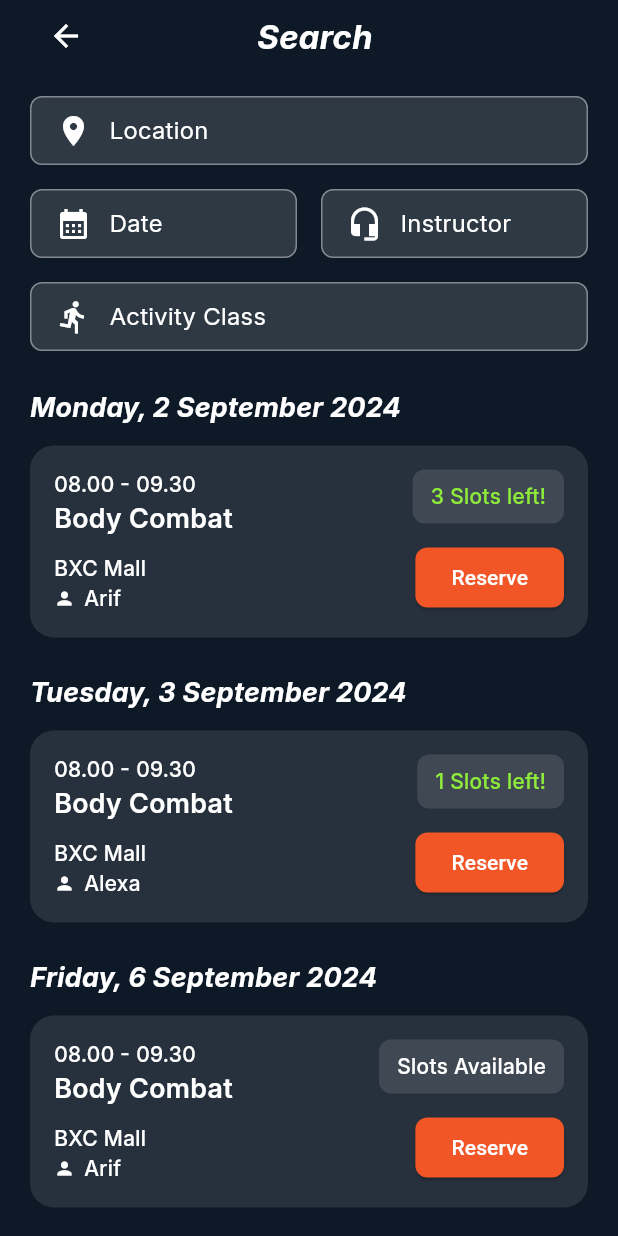
After one commit to alikahfi275/test-garuda, a Flutter app: the SearchScreen screen opened by its route, after a tap on "Location", on a phone screen of 412 x 824 dp. The commit adds this screen. Run offline on Flutter 3.47's test engine with Material 3 defaults, Android fonts, the phone set to English and light mode, and no system bars; our stand-ins replace dio, get; network calls fail.

Commit message:
Slicing ui search screen

```diff
--- a/lib/core/routes/app_pages.dart
+++ b/lib/core/routes/app_pages.dart
@@ -9,6 +9,8 @@ import 'package:test_garuda/modules/authentication/screens/new_password_screen.d
 import 'package:test_garuda/modules/authentication/screens/menu_auth_screen.dart';
 import 'package:test_garuda/modules/authentication/screens/register_screen.dart';
 import 'package:test_garuda/modules/authentication/screens/login_screen.dart';
+import 'package:test_garuda/modules/home/bindings/home_binding.dart';
+import 'package:test_garuda/modules/home/screens/search_screen.dart';
 
 class AppPages {
   static final routes = [
@@ -33,5 +35,10 @@ class AppPages {
       name: Routes.resultPassword,
       page: () => const ResultPasswordScreen(),
     ),
+    GetPage(
+      name: Routes.search,
+      page: () => SearchScreen(),
+      binding: HomeBinding(),
+    ),
   ];
 }
--- a/lib/core/routes/app_routes.dart
+++ b/lib/core/routes/app_routes.dart
@@ -6,4 +6,5 @@ abstract class Routes {
   static const forgetPassword = '/forget-password';
   static const newPassword = '/new-password';
   static const resultPassword = '/result-password';
+  static const search = '/search';
 }
--- a/lib/data/models/reservation_model.dart
+++ b/lib/data/models/reservation_model.dart
@@ -5,6 +5,7 @@ class ReservationModel {
   final String instructor;
   final String slotText;
   final bool isAvailable;
+  final DateTime? dateReservation;
 
   ReservationModel({
     required this.time,
@@ -13,5 +14,6 @@ class ReservationModel {
     required this.instructor,
     required this.slotText,
     required this.isAvailable,
+    this.dateReservation,
   });
 }
--- a/lib/modules/home/bindings/home_binding.dart
+++ b/lib/modules/home/bindings/home_binding.dart
@@ -1,10 +1,15 @@
 import 'package:get/get.dart';
 
 import 'package:test_garuda/modules/home/controllers/home_controller.dart';
+import 'package:test_garuda/modules/home/controllers/search_controller.dart';
 
 class HomeBinding extends Bindings {
   @override
   void dependencies() {
     Get.lazyPut<HomeController>(() => HomeController(), fenix: true);
+    Get.lazyPut<SearchHomeController>(
+      () => SearchHomeController(),
+      fenix: true,
+    );
   }
 }
--- /dev/null
+++ b/lib/modules/home/controllers/search_controller.dart
@@ -0,0 +1,63 @@
+import 'package:get/get.dart';
+import 'package:intl/intl.dart';
+import 'package:test_garuda/data/models/reservation_model.dart';
+
+class SearchHomeController extends GetxController {
+  final reservations = <ReservationModel>[].obs;
+
+  final groupedReservations = <String, List<ReservationModel>>{}.obs;
+
+  @override
+  void onInit() {
+    super.onInit();
+    loadSearchResult();
+  }
+
+  void loadSearchResult() {
+    final data = [
+      ReservationModel(
+        dateReservation: DateTime(2024, 9, 2),
+        time: '08.00 - 09.30',
+        title: 'Body Combat',
+        location: 'BXC Mall',
+        instructor: 'Arif',
+        slotText: '3 Slots left!',
+        isAvailable: true,
+      ),
+      ReservationModel(
+        dateReservation: DateTime(2024, 9, 3),
+        time: '08.00 - 09.30',
+        title: 'Body Combat',
+        location: 'BXC Mall',
+        instructor: 'Alexa',
+        slotText: '1 Slots left!',
+        isAvailable: true,
+      ),
+      ReservationModel(
+        dateReservation: DateTime(2024, 9, 6),
+        time: '08.00 - 09.30',
+        title: 'Body Combat',
+        location: 'BXC Mall',
+        instructor: 'Arif',
+        slotText: 'Slots Available',
+        isAvailable: false,
+      ),
+    ];
+
+    reservations.assignAll(data);
+    _groupByDate();
+  }
+
+  void _groupByDate() {
+    final Map<String, List<ReservationModel>> grouped = {};
+
+    for (final item in reservations) {
+      final key = DateFormat('EEEE, d MMMM yyyy').format(item.dateReservation!);
+
+      grouped.putIfAbsent(key, () => []);
+      grouped[key]!.add(item);
+    }
+
+    groupedReservations.assignAll(grouped);
+  }
+}
--- a/lib/modules/home/screens/home_screen.dart
+++ b/lib/modules/home/screens/home_screen.dart
@@ -1,5 +1,6 @@
 import 'package:get/get.dart';
 import 'package:flutter/material.dart';
+import 'package:test_garuda/core/routes/app_routes.dart';
 
 import 'package:test_garuda/widgets/list_near.dart';
 import 'package:test_garuda/widgets/app_header.dart';
@@ -22,7 +23,7 @@ class HomeScreen extends StatelessWidget {
               type: AppHeaderType.home,
               location: 'Tangerang',
               onLocationTap: () {},
-              onSearchTap: () {},
+              onSearchTap: () => Get.toNamed(Routes.search),
               onNotificationTap: () {},
             ),
             ActivitySection(),
--- /dev/null
+++ b/lib/modules/home/screens/search_screen.dart
@@ -0,0 +1,32 @@
+import 'package:get/get.dart';
+import 'package:flutter/material.dart';
+
+import 'package:test_garuda/modules/home/controllers/search_controller.dart';
+import 'package:test_garuda/widgets/app_header.dart';
+import 'package:test_garuda/widgets/list_search.dart';
+import 'package:test_garuda/widgets/search_form.dart';
+
+class SearchScreen extends StatelessWidget {
+  SearchScreen({super.key});
+
+  final controller = Get.find<SearchHomeController>();
+
+  @override
+  Widget build(BuildContext context) {
+    return Scaffold(
+      body: SafeArea(
+        child: SingleChildScrollView(
+          padding: const EdgeInsets.symmetric(horizontal: 20),
+          child: Column(
+            children: [
+              AppHeader(type: AppHeaderType.simple, title: 'Search'),
+              SearchForm(),
+              const SizedBox(height: 25),
+              ListSearch(controller: controller),
+            ],
+          ),
+        ),
+      ),
+    );
+  }
+}
--- a/lib/widgets/app_header.dart
+++ b/lib/widgets/app_header.dart
@@ -32,7 +32,7 @@ class AppHeader extends StatelessWidget {
     final colorScheme = Get.theme.colorScheme;
 
     return Container(
-      padding: const EdgeInsets.symmetric(vertical: 16),
+      padding: const EdgeInsets.only(bottom: 16),
       child: SafeArea(
         bottom: false,
         child: type == AppHeaderType.home
@@ -85,8 +85,7 @@ class AppHeader extends StatelessWidget {
   }
 
   Widget _simpleHeader(ColorScheme colorScheme) {
-    return Stack(
-      alignment: Alignment.center,
+    return Row(
       children: [
         Align(
           alignment: Alignment.centerLeft,
@@ -95,12 +94,16 @@ class AppHeader extends StatelessWidget {
             icon: Icon(Icons.arrow_back, color: colorScheme.onPrimary),
           ),
         ),
-        AppText(
-          title ?? '',
-          size: 22,
-          weight: FontWeight.w700,
-          fontStyle: FontStyle.italic,
+        Expanded(
+          child: AppText(
+            title ?? '',
+            size: 22,
+            weight: FontWeight.w700,
+            fontStyle: FontStyle.italic,
+            align: TextAlign.center,
+          ),
         ),
+        const SizedBox(width: 40),
       ],
     );
   }
--- /dev/null
+++ b/lib/widgets/list_search.dart
@@ -0,0 +1,42 @@
+import 'package:get/get.dart';
+import 'package:flutter/material.dart';
+
+import 'package:test_garuda/modules/home/controllers/search_controller.dart';
+import 'package:test_garuda/widgets/app_text.dart';
+import 'package:test_garuda/widgets/card_reservation.dart';
+
+class ListSearch extends StatelessWidget {
+  const ListSearch({super.key, required this.controller});
+
+  final SearchHomeController controller;
+
+  @override
+  Widget build(BuildContext context) {
+    return Obx(
+      () => Column(
+        crossAxisAlignment: CrossAxisAlignment.start,
+        children: controller.groupedReservations.entries.map((entry) {
+          final dateLabel = entry.key;
+          final items = entry.value;
+
+          return Column(
+            crossAxisAlignment: CrossAxisAlignment.start,
+            children: [
+              AppText(
+                dateLabel,
+                size: 18,
+                weight: FontWeight.w700,
+                fontStyle: FontStyle.italic,
+              ),
+              const SizedBox(height: 12),
+              ...items.map(
+                (item) => CardReservation(data: item, onAction: () {}),
+              ),
+              const SizedBox(height: 24),
+            ],
+          );
+        }).toList(),
+      ),
+    );
+  }
+}
--- /dev/null
+++ b/lib/widgets/search_filter_field.dart
@@ -0,0 +1,48 @@
+import 'package:get/get.dart';
+import 'package:flutter/material.dart';
+
+import 'package:test_garuda/widgets/app_text.dart';
+
+class SearchFilterField extends StatelessWidget {
+  final IconData icon;
+  final String label;
+  final VoidCallback onTap;
+  final bool expanded;
+
+  const SearchFilterField({
+    super.key,
+    required this.icon,
+    required this.label,
+    required this.onTap,
+    this.expanded = true,
+  });
+
+  @override
+  Widget build(BuildContext context) {
+    final cs = Get.theme.colorScheme;
+
+    return InkWell(
+      onTap: onTap,
+      child: Container(
+        padding: const EdgeInsets.symmetric(horizontal: 16, vertical: 10),
+        decoration: BoxDecoration(
+          color: Color.fromARGB(35, 255, 255, 255),
+          borderRadius: BorderRadius.circular(8),
+          border: Border.all(color: const Color.fromARGB(103, 255, 255, 255)),
+        ),
+        child: Row(
+          children: [
+            Icon(icon, color: Colors.white),
+            const SizedBox(width: 12),
+            AppText(
+              label,
+              size: 16,
+              weight: FontWeight.w400,
+              color: cs.onPrimary,
+            ),
+          ],
+        ),
+      ),
+    );
+  }
+}
--- /dev/null
+++ b/lib/widgets/search_form.dart
@@ -0,0 +1,47 @@
+import 'package:flutter/material.dart';
+
+import 'package:test_garuda/widgets/search_filter_field.dart';
+
+class SearchForm extends StatelessWidget {
+  const SearchForm({super.key});
+
+  @override
+  Widget build(BuildContext context) {
+    return Column(
+      children: [
+        SearchFilterField(
+          icon: Icons.location_on,
+          label: 'Location',
+          onTap: () {},
+        ),
+        const SizedBox(height: 16),
+        Row(
+          children: [
+            Expanded(
+              child: SearchFilterField(
+                icon: Icons.calendar_month,
+                label: 'Date',
+                onTap: () {},
+              ),
+            ),
+
+            const SizedBox(width: 16),
+            Expanded(
+              child: SearchFilterField(
+                icon: Icons.headset_mic,
+                label: 'Instructor',
+                onTap: () {},
+              ),
+            ),
+          ],
+        ),
+        const SizedBox(height: 16),
+        SearchFilterField(
+          icon: Icons.directions_run,
+          label: 'Activity Class',
+          onTap: () {},
+        ),
+      ],
+    );
+  }
+}
--- a/pubspec.yaml
+++ b/pubspec.yaml
@@ -36,6 +36,7 @@ dependencies:
   cupertino_icons: ^1.0.8
   get: ^4.7.2
   dio: ^5.9.0
+  intl: ^0.20.2
 
 dev_dependencies:
   flutter_test:
```
Also changed, not shown: pubspec.lock.
